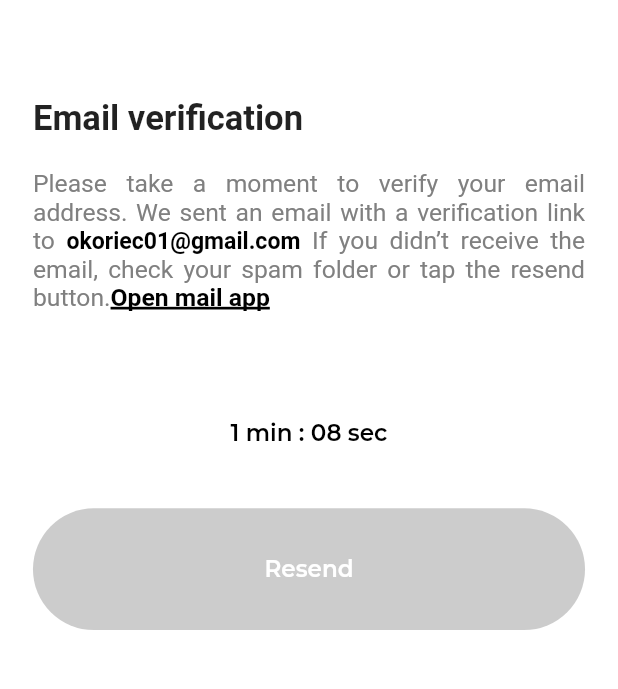
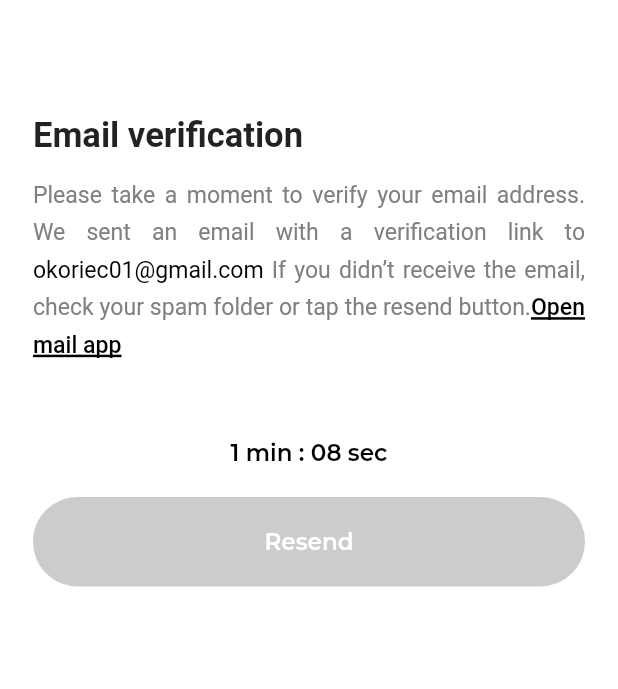
Before and after one commit to avnivrs/Rhobuy, a Flutter app: the EmailVerificationScreen screen opened directly, on a phone screen of 412 x 824 dp, the part 89-778 px from its top. Run offline on Flutter 3.47's test engine with Material 2 defaults, Android fonts, the phone set to English and light mode, and no system bars; our stand-ins replace animated_text_kit, flutter_screenutil, get, hive_flutter, iconsax; missing offline and left inert: external_app_launcher; accounts and stored records are empty; Roboto replaces fonts that are missing (assets/Montserrat-SemiBold.ttf).

Commit message:
fixing verify email screen

```diff
--- a/lib/view/auth/emailverify.dart
+++ b/lib/view/auth/emailverify.dart
@@ -5,7 +5,6 @@ import 'package:flutter_screenutil/flutter_screenutil.dart';
 import 'package:get/get.dart';
 import 'package:project_naverda/view/auth/animated_welcome.dart';
 import 'package:project_naverda/widget/basic_widget.dart';
-
 
 import '../../styles/color.dart';
 import '../../widget/countdown.dart';
@@ -55,17 +54,18 @@ class _EmailVerificationScreenState extends State<EmailVerificationScreen>
             crossAxisAlignment: CrossAxisAlignment.start,
             children: [
               backButton(),
-              sizedBoxHeight(65),
+              sizedBoxHeight(76),
               buildHeader('Email verification'),
-              sizedBoxHeight(20),
+              sizedBoxHeight(12),
               RichText(
                 textAlign: TextAlign.justify,
                 text: TextSpan(
                   text: 'Please take a moment to verify your email address. '
                       'We sent an email with a verification link to ',
                   style: TextStyle(
-                    fontSize: 15.0.sp,
+                    fontSize: 14.0.sp,
                     color: kGreyColor,
+                    height: 1.6,
                   ),
                   children: [
                     TextSpan(
@@ -74,37 +74,39 @@ class _EmailVerificationScreenState extends State<EmailVerificationScreen>
                         color: kBlackColor,
                         overflow: TextOverflow.clip,
                         fontSize: 14.0.sp,
-                          fontWeight: FontWeight.w600),
+                        height: 1.6,
+                      ),
                     ),
                     TextSpan(
                       text:
                           ' If you didn’t receive the email, check your spam folder or tap the resend button.',
                       style: TextStyle(
-                        fontSize: 15.0.sp,
+                        fontSize: 14.0.sp,
                         color: kGreyColor,
+                        height: 1.6,
                       ),
                     ),
                     TextSpan(
                         text: 'Open mail app',
                         style: TextStyle(
-                            fontSize: 15.0.sp,
+                            fontSize: 14.0.sp,
                             decoration: TextDecoration.underline,
                             decorationThickness: 2.0.sp,
                             decorationStyle: TextDecorationStyle.solid,
                             color: kBlackColor,
-                            fontWeight: FontWeight.w600),
+                            height: 1.6,
+                            fontWeight: FontWeight.w500),
                         recognizer: TapGestureRecognizer()
                           ..onTap = () async {
                             await LaunchApp.openApp(
                                 androidPackageName: 'com.google.android.gm',
                                 appStoreLink: 'id422689480',
-                              openStore: true
-                            );
+                                openStore: true);
                           }),
                   ],
                 ),
               ),
-              sizedBoxHeight(70),
+              sizedBoxHeight(50),
               Center(
                 child: CountdownTimer(
                   animation: StepTween(
@@ -113,33 +115,18 @@ class _EmailVerificationScreenState extends State<EmailVerificationScreen>
                   ).animate(_controller),
                 ),
               ),
-              sizedBoxHeight(40),
-              levelClock == 0
-                  ? InkWell(
-                      onTap: () {},
+              sizedBoxHeight(20),
+              InkWell(
+                onTap: () => levelClock == 0
+                    ? Get.to(const AnimatedWelcomeScreen())
+                    : null,
                 child: Container(
                     alignment: Alignment.center,
                     width: double.infinity,
-                          height: 80.h,
+                    padding: EdgeInsets.symmetric(vertical: 20.r),
                     decoration: BoxDecoration(
-                              color: kGreyBgColor,
-                              borderRadius: buildBorderRadius(50)),
-                          child: Text(
-                            'Resend',
-                            style: TextStyle(
-                                color: Colors.white,
-                                fontSize: 14.sp,
-                                fontWeight: FontWeight.w600),
-                          )),
-                    )
-                  : InkWell(
-                      onTap: () => Get.to(const AnimatedWelcomeScreen()),
-                      child: Container(
-                          alignment: Alignment.center,
-                          width: double.infinity,
-                          height: 80.h,
-                          decoration: BoxDecoration(
-                              color: kLightGreyBgColor,
+                        color:
+                            levelClock == 0 ? kGreyBgColor : kLightGreyBgColor,
                         borderRadius: buildBorderRadius(50)),
                     child: Text(
                       'Resend',
```
Lines whose indentation alone changed are shown as unchanged.
